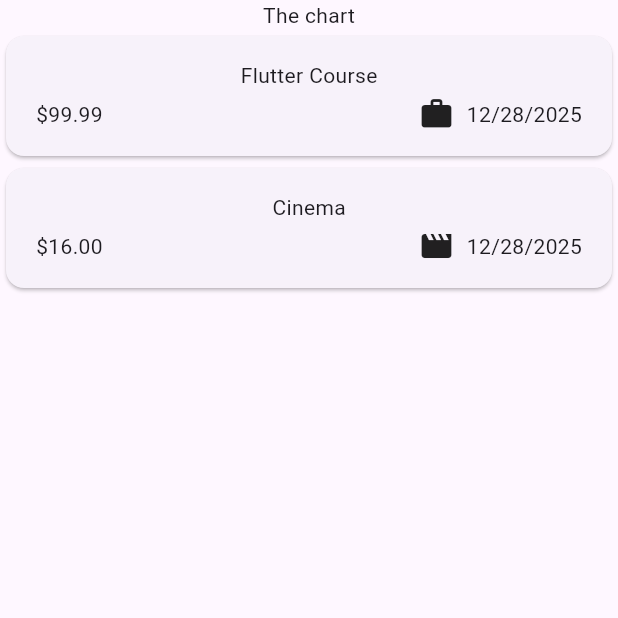
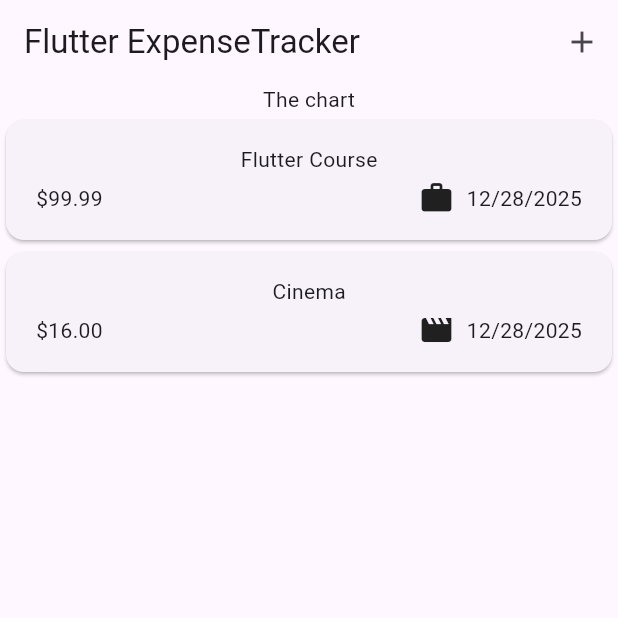
Before and after one commit to Faisul0404/Expense_Tracker, a Flutter app: the screen it shows after launch, on a phone screen of 412 x 824 dp, the top half of it. Run offline on Flutter 3.47's test engine with Material 3 defaults, Android fonts, the phone set to English and light mode, and no system bars.

Commit message:
Add NewExpense widget and implement overlay for adding expenses

```diff
--- a/lib/widgets/expenses.dart
+++ b/lib/widgets/expenses.dart
@@ -1,4 +1,5 @@
 import 'package:expense_tracker/widgets/expenses_list/expenses_list.dart';
+import 'package:expense_tracker/widgets/new_expense.dart';
 import 'package:flutter/material.dart';
 import 'package:expense_tracker/models/expense.dart';
 
@@ -27,9 +28,23 @@ class _ExpensesState extends State<Expenses> {
     ),
   ];
 
+  void _openAddExpenseOverlay() {
+    showModalBottomSheet(context: context, builder: (ctx) => NewExpense());
+  }
+
   @override
   Widget build(BuildContext context) {
     return Scaffold(
+      // App Bar
+      appBar: AppBar(
+        title: const Text("Flutter ExpenseTracker"),
+        actions: [
+          IconButton(
+            onPressed: _openAddExpenseOverlay,
+            icon: const Icon(Icons.add),
+          ),
+        ],
+      ),
       body: Column(
         // mainAxisAlignment: MainAxisAlignment.center,
         children: [
```
Also changed, not shown: lib/widgets/new_expense.dart (added, +25 -0 lines).
